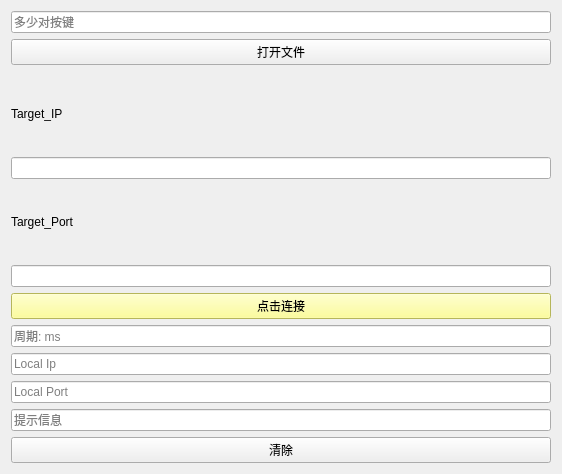
Old version of the form KCTS/ui.ui in the repository learniuH/work.
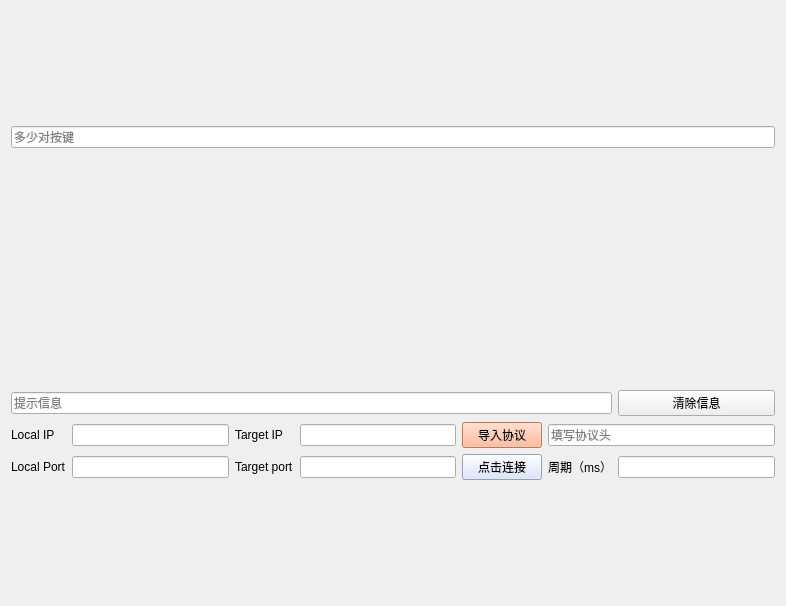
New version of the form.

```diff
--- a/KCTS/ui.ui
+++ b/KCTS/ui.ui
@@ -6,8 +6,8 @@
    <rect>
     <x>0</x>
     <y>0</y>
-    <width>562</width>
-    <height>474</height>
+    <width>786</width>
+    <height>606</height>
    </rect>
   </property>
   <property name="windowTitle">
@@ -21,13 +21,6 @@
      </property>
     </widget>
    </item>
-   <item>
-    <widget class="QPushButton" name="openFile_pushButton">
-     <property name="text">
-      <string>打开文件</string>
-     </property>
-    </widget>
-   </item>
    <item>
     <layout class="QHBoxLayout" name="horizontalLayout">
      <item>
@@ -54,77 +47,156 @@
     </layout>
    </item>
    <item>
-    <widget class="QLabel" name="targetIp_label">
+    <layout class="QGridLayout" name="gridLayout">
+     <item row="1" column="5" colspan="2">
+      <widget class="QLineEdit" name="protocol_header_lineEdit">
      <property name="text">
-      <string>Target_IP</string>
-     </property>
-    </widget>
-   </item>
-   <item>
-    <widget class="QLineEdit" name="ip_lineEdit">
+        <string/>
+       </property>
+       <property name="placeholderText">
+        <string>填写协议头</string>
+       </property>
+      </widget>
+     </item>
+     <item row="2" column="6">
+      <widget class="QLineEdit" name="sending_cycle_lineEdit">
      <property name="locale">
       <locale language="English" country="UnitedStates"/>
      </property>
-    </widget>
-   </item>
-   <item>
-    <widget class="QLabel" name="targetPort_label">
-     <property name="text">
-      <string>Target_Port</string>
+       <property name="placeholderText">
+        <string/>
      </property>
     </widget>
    </item>
-   <item>
-    <widget class="QLineEdit" name="port_lineEdit">
+     <item row="1" column="3">
+      <widget class="QLineEdit" name="target_ip_lineEdit">
      <property name="locale">
       <locale language="English" country="UnitedStates"/>
      </property>
     </widget>
    </item>
-   <item>
+     <item row="2" column="4">
     <widget class="QPushButton" name="connect_pushButton">
      <property name="styleSheet">
-      <string notr="true">background:rgb(255, 255, 127)</string>
+        <string notr="true">background-color: rgb(211, 221, 255);
+font: 75 9pt &quot;微软雅黑&quot;;</string>
      </property>
      <property name="text">
       <string>点击连接</string>
      </property>
     </widget>
    </item>
-   <item>
-    <widget class="QLineEdit" name="sending_cycle_lineEdit">
-     <property name="locale">
-      <locale language="English" country="UnitedStates"/>
-     </property>
-     <property name="placeholderText">
-      <string>周期: ms</string>
-     </property>
-    </widget>
-   </item>
-   <item>
-    <widget class="QLineEdit" name="local_ip_lineEdit">
-     <property name="locale">
-      <locale language="English" country="UnitedStates"/>
-     </property>
-     <property name="readOnly">
-      <bool>true</bool>
-     </property>
-     <property name="placeholderText">
-      <string>Local Ip</string>
-     </property>
-    </widget>
-   </item>
-   <item>
+     <item row="2" column="1">
     <widget class="QLineEdit" name="local_port_lineEdit">
      <property name="locale">
       <locale language="English" country="UnitedStates"/>
      </property>
      <property name="placeholderText">
+        <string/>
+       </property>
+      </widget>
+     </item>
+     <item row="1" column="1">
+      <widget class="QLineEdit" name="local_ip_lineEdit">
+       <property name="locale">
+        <locale language="English" country="UnitedStates"/>
+       </property>
+       <property name="readOnly">
+        <bool>true</bool>
+       </property>
+       <property name="placeholderText">
+        <string/>
+       </property>
+      </widget>
+     </item>
+     <item row="2" column="0">
+      <widget class="QLabel" name="local_port_label">
+       <property name="styleSheet">
+        <string notr="true">font: 75 9pt &quot;Courier&quot;;</string>
+       </property>
+       <property name="text">
       <string>Local Port</string>
      </property>
-    </widget>
-   </item>
-   <item>
+       <property name="alignment">
+        <set>Qt::AlignLeading|Qt::AlignLeft|Qt::AlignVCenter</set>
+       </property>
+      </widget>
+     </item>
+     <item row="1" column="2">
+      <widget class="QLabel" name="target_ip_label">
+       <property name="styleSheet">
+        <string notr="true">font: 75 9pt &quot;Courier&quot;;</string>
+       </property>
+       <property name="text">
+        <string>Target IP</string>
+       </property>
+      </widget>
+     </item>
+     <item row="2" column="5">
+      <widget class="QLabel" name="sending_cycle_label">
+       <property name="styleSheet">
+        <string notr="true">font: 9pt &quot;微软雅黑&quot;;</string>
+       </property>
+       <property name="text">
+        <string>周期（ms）</string>
+       </property>
+       <property name="alignment">
+        <set>Qt::AlignRight|Qt::AlignTrailing|Qt::AlignVCenter</set>
+       </property>
+      </widget>
+     </item>
+     <item row="1" column="4">
+      <widget class="QPushButton" name="openFile_pushButton">
+       <property name="styleSheet">
+        <string notr="true">background-color:rgb(255, 170, 127);
+font: 75 9pt &quot;微软雅黑&quot;;</string>
+       </property>
+       <property name="text">
+        <string>导入协议</string>
+       </property>
+      </widget>
+     </item>
+     <item row="1" column="0">
+      <widget class="QLabel" name="local_ip_label">
+       <property name="styleSheet">
+        <string notr="true">font: 75 9pt &quot;Courier&quot;;</string>
+       </property>
+       <property name="text">
+        <string>Local IP</string>
+       </property>
+       <property name="alignment">
+        <set>Qt::AlignLeading|Qt::AlignLeft|Qt::AlignVCenter</set>
+       </property>
+      </widget>
+     </item>
+     <item row="2" column="2">
+      <widget class="QLabel" name="target_port_label">
+       <property name="styleSheet">
+        <string notr="true">font: 75 9pt &quot;Courier&quot;;</string>
+       </property>
+       <property name="text">
+        <string>Target port</string>
+       </property>
+      </widget>
+     </item>
+     <item row="2" column="3">
+      <widget class="QLineEdit" name="target_port_lineEdit">
+       <property name="locale">
+        <locale language="English" country="UnitedStates"/>
+       </property>
+      </widget>
+     </item>
+     <item row="0" column="6">
+      <widget class="QPushButton" name="clear_info_pushButton">
+       <property name="styleSheet">
+        <string notr="true">font: 75 9pt &quot;微软雅黑&quot;;</string>
+       </property>
+       <property name="text">
+        <string>清除信息</string>
+       </property>
+      </widget>
+     </item>
+     <item row="0" column="0" colspan="6">
     <widget class="QLineEdit" name="tips_lineEdit">
      <property name="locale">
       <locale language="English" country="UnitedStates"/>
@@ -137,12 +209,7 @@
      </property>
     </widget>
    </item>
-   <item>
-    <widget class="QPushButton" name="clear_info_pushButton">
-     <property name="text">
-      <string>清除</string>
-     </property>
-    </widget>
+    </layout>
    </item>
   </layout>
  </widget>
```
Left out of the diff: 17 changed lines with no effect on the pictures. Lines whose indentation alone changed are shown as unchanged.
